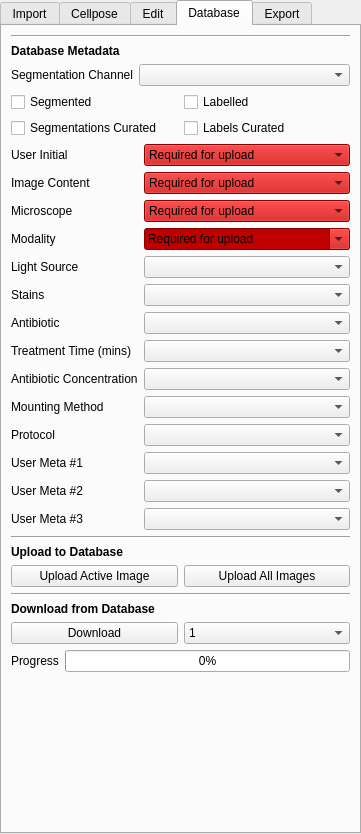
First picture: the form in src/napari_akseg/akseg_ui.ui, repository piedrro/napari-akseg, before the edit.
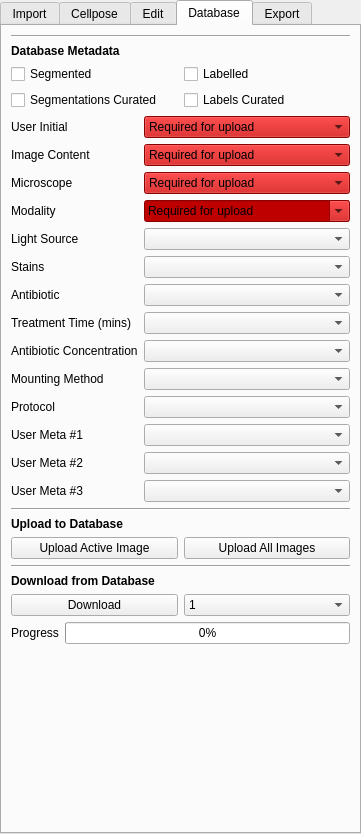
Second picture: the form after the edit. The open tabs and pages were chosen to show the change.

What changed in the file:
```diff
--- a/src/napari_akseg/akseg_ui.ui
+++ b/src/napari_akseg/akseg_ui.ui
@@ -1136,20 +1136,6 @@
       </property>
      </widget>
     </item>
-    <item>
-     <layout class="QFormLayout" name="formLayout">
-      <item row="0" column="1">
-       <widget class="QComboBox" name="upload_segchannel"/>
-      </item>
-      <item row="0" column="0">
-       <widget class="QLabel" name="label_22">
-        <property name="text">
-         <string>Segmentation Channel</string>
-        </property>
-       </widget>
-      </item>
-     </layout>
-    </item>
     <item>
      <layout class="QGridLayout" name="gridLayout_8">
       <item row="1" column="1">
```
